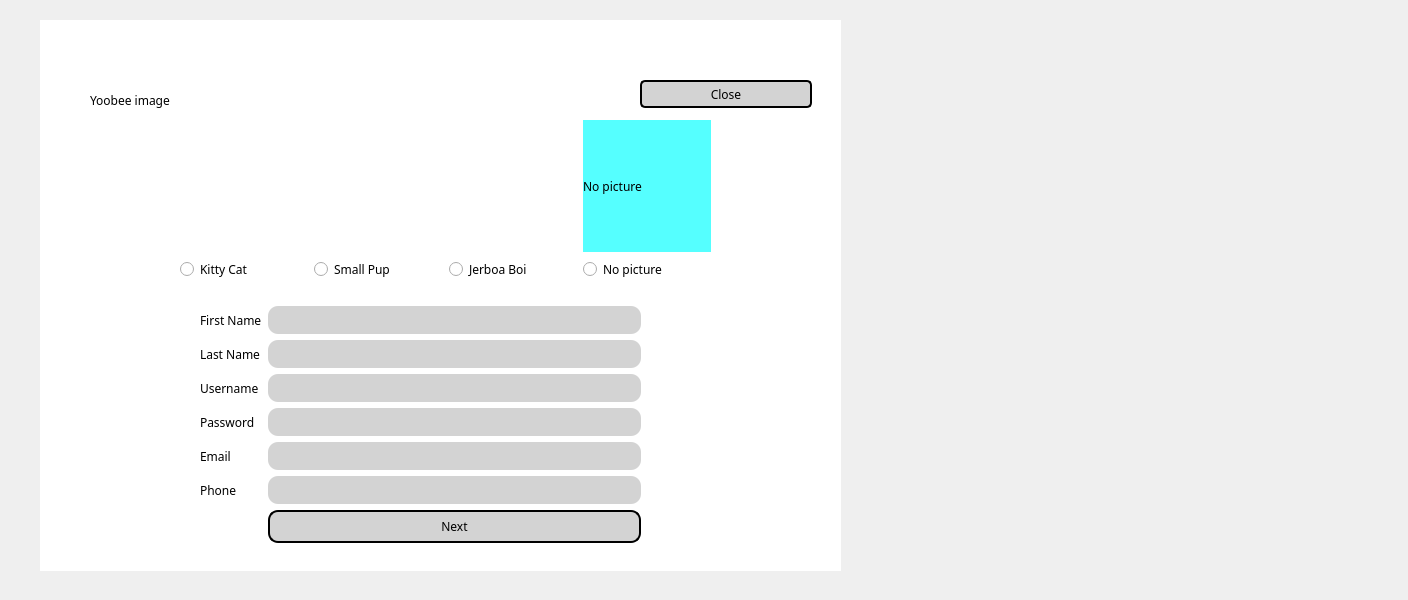
Above: NewWindowChur/signupscreen.ui from jandrealyn/LibraryQtSystem before the change. Below: the same form after it.
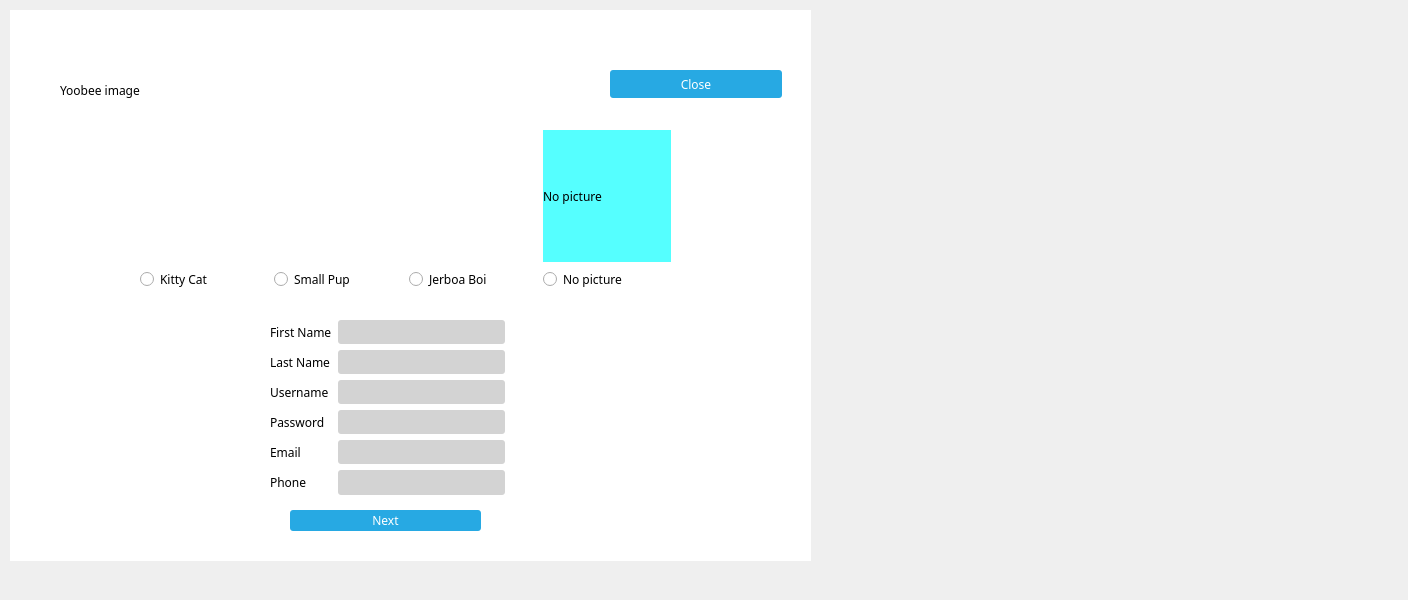
That is the form after the change. Icons and pictures are not drawn.

```diff
--- a/NewWindowChur/signupscreen.ui
+++ b/NewWindowChur/signupscreen.ui
@@ -16,8 +16,8 @@
   <widget class="QFrame" name="gridFrame_2">
    <property name="geometry">
     <rect>
-     <x>40</x>
-     <y>20</y>
+     <x>10</x>
+     <y>10</y>
      <width>801</width>
      <height>551</height>
     </rect>
@@ -77,128 +77,28 @@
      </rect>
     </property>
     <property name="styleSheet">
-     <string notr="true">QPushButton#close{
-background-color: #d3d3d3;
-border-width: 2px;
-border-radius: 5px;
-border-color: black;
-min-width: 5em;
-padding: 3px;
-}</string>
+     <string notr="true">QPushButton
+{
+  color: white;
+  background-color: #27a9e3;
+  border-width: 0px;
+  border-radius: 3px;
+}
+hover:
+
+QPushButton:hover { background-color: #66c011; }</string>
     </property>
     <property name="text">
      <string>Close</string>
     </property>
    </widget>
-   <widget class="QWidget" name="gridLayoutWidget">
-    <property name="geometry">
-     <rect>
-      <x>160</x>
-      <y>286</y>
-      <width>441</width>
-      <height>241</height>
-     </rect>
-    </property>
-    <layout class="QGridLayout" name="gridLayout">
-     <item row="0" column="1">
-      <layout class="QFormLayout" name="formLayout_2">
-       <item row="1" column="0">
-        <widget class="QLabel" name="label_5">
-         <property name="text">
-          <string>First Name</string>
-         </property>
-        </widget>
-       </item>
-       <item row="1" column="1">
-        <widget class="QLineEdit" name="firstname"/>
-       </item>
-       <item row="2" column="0">
-        <widget class="QLabel" name="label_6">
-         <property name="text">
-          <string>Last Name</string>
-         </property>
-        </widget>
-       </item>
-       <item row="2" column="1">
-        <widget class="QLineEdit" name="lastname"/>
-       </item>
-       <item row="3" column="0">
-        <widget class="QLabel" name="label">
-         <property name="text">
-          <string>Username</string>
-         </property>
-        </widget>
-       </item>
-       <item row="3" column="1">
-        <widget class="QLineEdit" name="Username"/>
-       </item>
-       <item row="4" column="0">
-        <widget class="QLabel" name="label_2">
-         <property name="text">
-          <string>Password</string>
-         </property>
-        </widget>
-       </item>
-       <item row="4" column="1">
-        <widget class="QLineEdit" name="Password">
-         <property name="echoMode">
-          <enum>QLineEdit::Password</enum>
-         </property>
-        </widget>
-       </item>
-       <item row="5" column="0">
-        <widget class="QLabel" name="label_3">
-         <property name="text">
-          <string>Email</string>
-         </property>
-        </widget>
-       </item>
-       <item row="5" column="1">
-        <widget class="QLineEdit" name="email"/>
-       </item>
-       <item row="6" column="0">
-        <widget class="QLabel" name="label_4">
-         <property name="text">
-          <string>Phone</string>
-         </property>
-        </widget>
-       </item>
-       <item row="6" column="1">
-        <widget class="QLineEdit" name="phone"/>
-       </item>
-       <item row="7" column="1">
-        <widget class="QPushButton" name="Next">
-         <property name="styleSheet">
-          <string notr="true">*{
-background-color:rgb(255, 255, 255); 
-font-family: cenury gothic, sans-serif;
-
-}
-QPushButton#Next{
-background-color: #d3d3d3;
-border-width: 2px;
-border-radius: 10px;
-border-color: black;
-min-width: 10em;
-padding: 6px;
-}</string>
-         </property>
-         <property name="text">
-          <string>Next</string>
-         </property>
-        </widget>
-       </item>
-      </layout>
-     </item>
-    </layout>
-   </widget>
    <widget class="QWidget" name="layoutWidget">
     <property name="geometry">
      <rect>
-      <x>610</x>
-      <y>350</y>
+      <x>500</x>
+      <y>370</y>
       <width>141</width>
-      <height>18</height>
+      <height>19</height>
      </rect>
     </property>
     <layout class="QHBoxLayout" name="horizontalLayout">
@@ -221,10 +121,10 @@
    <widget class="QWidget" name="layoutWidget_2">
     <property name="geometry">
      <rect>
-      <x>610</x>
-      <y>410</y>
+      <x>500</x>
+      <y>430</y>
       <width>141</width>
-      <height>18</height>
+      <height>19</height>
      </rect>
     </property>
     <layout class="QHBoxLayout" name="horizontalLayout_2">
@@ -247,8 +147,8 @@
    <widget class="QWidget" name="layoutWidget">
     <property name="geometry">
      <rect>
-      <x>140</x>
-      <y>100</y>
+      <x>130</x>
+      <y>120</y>
       <width>531</width>
       <height>161</height>
      </rect>
@@ -324,6 +224,136 @@
      </item>
     </layout>
    </widget>
+   <widget class="QWidget" name="formLayoutWidget">
+    <property name="geometry">
+     <rect>
+      <x>260</x>
+      <y>310</y>
+      <width>235</width>
+      <height>175</height>
+     </rect>
+    </property>
+    <layout class="QFormLayout" name="formLayout">
+     <item row="0" column="0">
+      <widget class="QLabel" name="label_5">
+       <property name="text">
+        <string>First Name</string>
+       </property>
+      </widget>
+     </item>
+     <item row="0" column="1">
+      <widget class="QLineEdit" name="firstname">
+       <property name="styleSheet">
+        <string notr="true">QLabel { color: white; }
+QLineEdit { border-radius: 3px; }</string>
+       </property>
+      </widget>
+     </item>
+     <item row="1" column="0">
+      <widget class="QLabel" name="label_6">
+       <property name="text">
+        <string>Last Name</string>
+       </property>
+      </widget>
+     </item>
+     <item row="1" column="1">
+      <widget class="QLineEdit" name="lastname">
+       <property name="styleSheet">
+        <string notr="true">QLabel { color: white; }
+QLineEdit { border-radius: 3px; }</string>
+       </property>
+      </widget>
+     </item>
+     <item row="2" column="0">
+      <widget class="QLabel" name="label">
+       <property name="text">
+        <string>Username</string>
+       </property>
+      </widget>
+     </item>
+     <item row="2" column="1">
+      <widget class="QLineEdit" name="Username">
+       <property name="styleSheet">
+        <string notr="true">QLabel { color: white; }
+QLineEdit { border-radius: 3px; }</string>
+       </property>
+      </widget>
+     </item>
+     <item row="3" column="0">
+      <widget class="QLabel" name="label_2">
+       <property name="text">
+        <string>Password</string>
+       </property>
+      </widget>
+     </item>
+     <item row="3" column="1">
+      <widget class="QLineEdit" name="Password">
+       <property name="styleSheet">
+        <string notr="true">QLabel { color: white; }
+QLineEdit { border-radius: 3px; }</string>
+       </property>
+       <property name="echoMode">
+        <enum>QLineEdit::Password</enum>
+       </property>
+      </widget>
+     </item>
+     <item row="4" column="0">
+      <widget class="QLabel" name="label_3">
+       <property name="text">
+        <string>Email</string>
+       </property>
+      </widget>
+     </item>
+     <item row="4" column="1">
+      <widget class="QLineEdit" name="email">
+       <property name="styleSheet">
+        <string notr="true">QLabel { color: white; }
+QLineEdit { border-radius: 3px; }</string>
+       </property>
+      </widget>
+     </item>
+     <item row="5" column="0">
+      <widget class="QLabel" name="label_4">
+       <property name="text">
+        <string>Phone</string>
+       </property>
+      </widget>
+     </item>
+     <item row="5" column="1">
+      <widget class="QLineEdit" name="phone">
+       <property name="styleSheet">
+        <string notr="true">QLabel { color: white; }
+QLineEdit { border-radius: 3px; }</string>
+       </property>
+      </widget>
+     </item>
+    </layout>
+   </widget>
+   <widget class="QPushButton" name="Next">
+    <property name="geometry">
+     <rect>
+      <x>280</x>
+      <y>500</y>
+      <width>191</width>
+      <height>21</height>
+     </rect>
+    </property>
+    <property name="styleSheet">
+     <string notr="true">QPushButton
+{
+  color: white;
+  background-color: #27a9e3;
+  border-width: 0px;
+  border-radius: 3px;
+}
+hover:
+
+QPushButton:hover { background-color: #66c011; }</string>
+    </property>
+    <property name="text">
+     <string>Next</string>
+    </property>
+   </widget>
   </widget>
  </widget>
  <resources>
```
